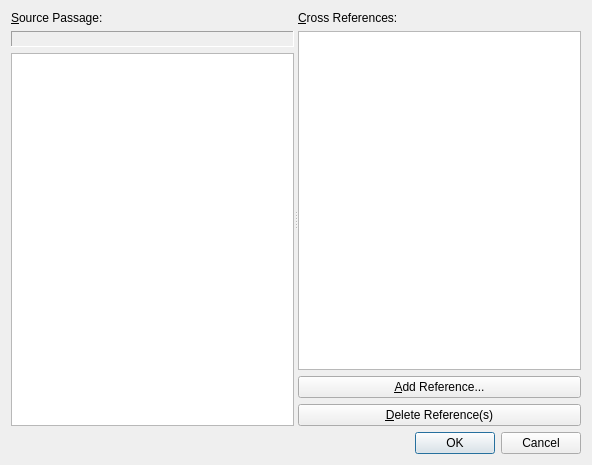
dewhisna/KingJamesPureBibleSearch, file programs/KJVCanOpener/KJVCrossRefEditDlg.ui: the form before one commit.
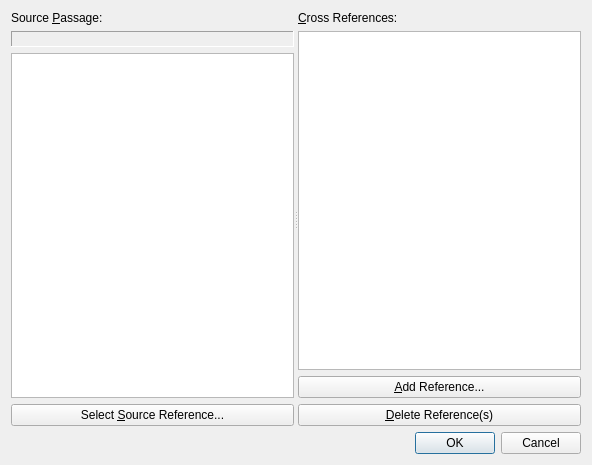
The form after the commit. Icons and pictures are not drawn.

Commit message: Added Select Source reference button to the CrossRefEditor.

Diff of the .ui file:
```diff
--- a/programs/KJVCanOpener/KJVCrossRefEditDlg.ui
+++ b/programs/KJVCanOpener/KJVCrossRefEditDlg.ui
@@ -49,7 +49,7 @@
        <item>
         <widget class="QLabel" name="labelSourcePassage">
          <property name="text">
-          <string>&amp;Source Passage:</string>
+          <string>Source &amp;Passage:</string>
          </property>
          <property name="buddy">
           <cstring>editSourcePassage</cstring>
@@ -103,6 +103,17 @@
          </property>
         </widget>
        </item>
+       <item>
+        <widget class="QPushButton" name="buttonSelectSourceRef">
+         <property name="text">
+          <string>Select &amp;Source Reference...</string>
+         </property>
+         <property name="icon">
+          <iconset resource="KJVCanOpener.qrc">
+           <normaloff>:/res/Nav3_Arrow_Up.png</normaloff>:/res/Nav3_Arrow_Up.png</iconset>
+         </property>
+        </widget>
+       </item>
       </layout>
      </widget>
      <widget class="QWidget" name="layoutWidgetRefList">
```
Left out of the diff: 4 changed lines with no effect on the pictures. The commit also changes 2 other files.
